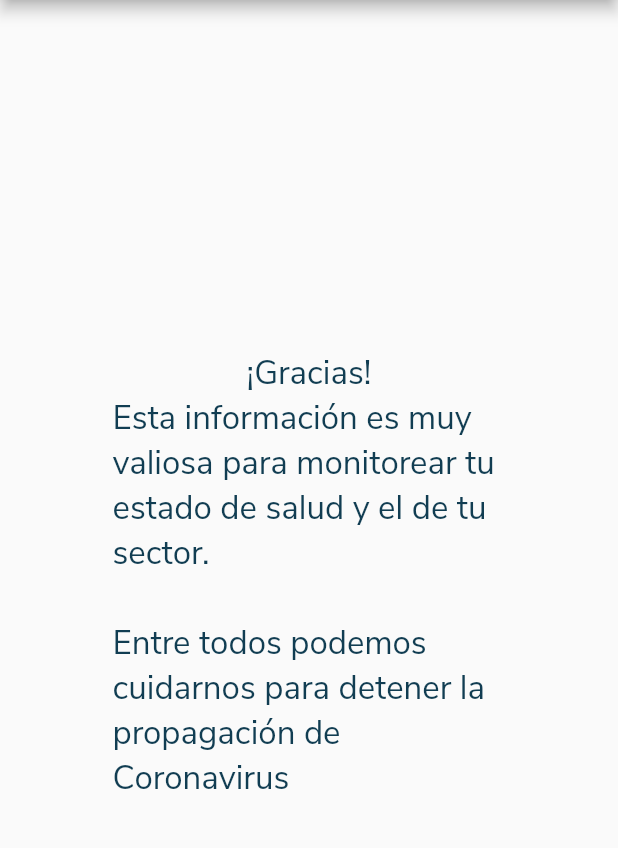
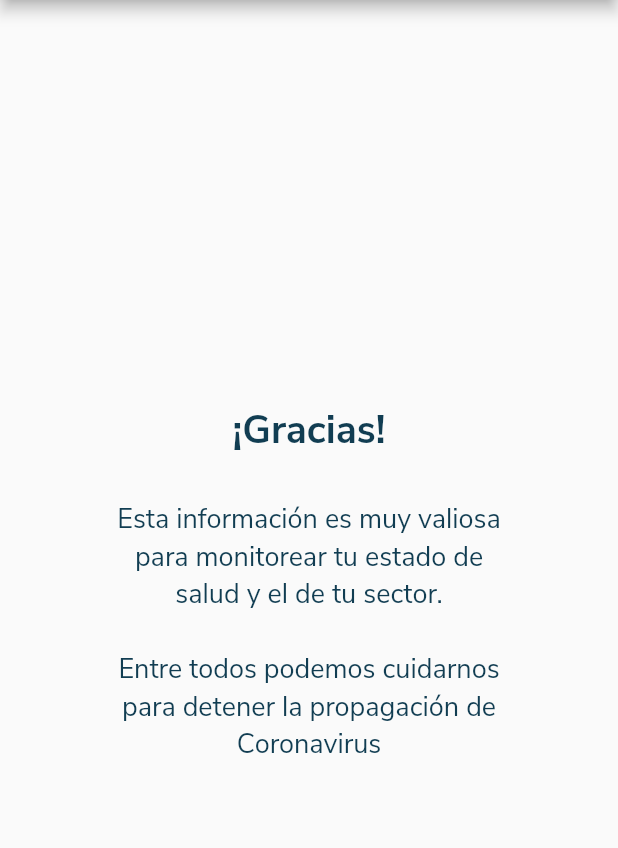
Before and after one commit to jhonatan247/unal-hospital-mobile, a Flutter app: the TriageFinished screen opened by its route, on a phone screen of 412 x 824 dp, the part 84-932 px from its top. Run offline on Flutter 3.47's test engine with Material 2 defaults, Android fonts, the phone set to English and light mode, and no system bars; our stand-ins replace flutter_svg, flutter_swiper; network calls fail; project files that could hold a hidden picture were left out.

```diff
--- a/lib/Assets/images.dart
+++ b/lib/Assets/images.dart
@@ -10,4 +10,5 @@ class Images {
   static const APP_LOGO = _FOLDER_PATH + "app_logo" + _SVG_EXT;
   static const UNAL_LOGO = _FOLDER_PATH + "unal_logo" + _PNG_EXT;
   static const HUN_LOGO = _FOLDER_PATH + "hun_logo" + _PNG_EXT;
+  static const TOP_DECORATOR_A = _FOLDER_PATH + "top_decorator_a" + _PNG_EXT;
 }
--- a/lib/Screens/triage_finished.dart
+++ b/lib/Screens/triage_finished.dart
@@ -1,9 +1,12 @@
 import 'package:flutter/material.dart';
 import 'package:flutter_svg/flutter_svg.dart';
 import 'package:me_cuido/Assets/images.dart';
+import 'package:me_cuido/Widgets/normal_text.dart';
+import 'package:me_cuido/Widgets/title_text.dart';
 
 class TriageFinished extends StatefulWidget {
   static String routeName = "triage_finished";
+
   @override
   _TriageFinishedState createState() => _TriageFinishedState();
 }
@@ -43,13 +46,13 @@ class _TriageFinishedState extends State<TriageFinished> {
             mainAxisAlignment: MainAxisAlignment.center,
             crossAxisAlignment: CrossAxisAlignment.center,
             children: <Widget>[
-              Text(
+              TitleText(
                 '¡Gracias!',
-                style: Theme.of(context).textTheme.display1,
+                align: TextAlign.center,
               ),
-              Text(
+              NormalText(
                 'Esta información es muy valiosa para monitorear tu estado de salud y el de tu sector.\n\nEntre todos podemos cuidarnos para detener la propagación de Coronavirus',
-                style: Theme.of(context).textTheme.display1,
+                align: TextAlign.center,
               )
             ],
           ),
--- a/lib/Theme/Theme.dart
+++ b/lib/Theme/Theme.dart
@@ -4,7 +4,19 @@ import './color/colorScheme.dart';
 class JhontanMariaTheme {
   const JhontanMariaTheme();
   static ThemeData jhontanMariaTheme = ThemeData(
+    // Text themes
     fontFamily: 'NunitoSans',
+    textTheme: TextTheme(
+      title: TextStyle(
+        color: DeepBlueColorScheme.secondary,
+        fontSize: 26,
+        fontWeight: FontWeight.bold,
+      ),
+      display1: TextStyle(
+        color: DeepBlueColorScheme.secondary,
+        fontSize: 18,
+      ),
+    ),
     primarySwatch: DeepBlueColorScheme.primarySwatch,
     backgroundColor: DeepBlueColorScheme.white,
     primaryColor: DeepBlueColorScheme.primary,
@@ -12,13 +24,6 @@ class JhontanMariaTheme {
     primaryColorDark: DeepBlueColorScheme.secondary,
     primaryColorLight: DeepBlueColorScheme.secondary,
     cardTheme: CardTheme(color: DeepBlueColorScheme.secondary),
-    textTheme: TextTheme(
-
-      display1: TextStyle(
-        color: DeepBlueColorScheme.secondary,
-        fontSize: 22,
-      ),
-    ),
     iconTheme: IconThemeData(color: DeepBlueColorScheme.secondary),
     bottomAppBarColor: DeepBlueColorScheme.white,
     dividerColor: DeepBlueColorScheme.secondary,
@@ -27,7 +32,7 @@ class JhontanMariaTheme {
         primaryVariant: DeepBlueColorScheme.primaryLight,
         secondary: DeepBlueColorScheme.secondary,
         secondaryVariant: DeepBlueColorScheme.secondary,
-        surface: DeepBlueColorScheme.white,
+        surface: DeepBlueColorScheme.primary2,
         background: DeepBlueColorScheme.white,
         error: Colors.red,
         onPrimary: DeepBlueColorScheme.primary,
--- a/lib/Theme/color/colorScheme.dart
+++ b/lib/Theme/color/colorScheme.dart
@@ -5,6 +5,7 @@ class DeepBlueColorScheme {
   static const Color secondary = Color(0XFF113D52);
   static const Color primary = Color(0XFF199AE3);
   static const Color primaryLight = Color(0XFFC1D5DF);
+  static const Color primary2 = Color(0XFFABE0FF);
 
   static const MaterialColor primarySwatch = const MaterialColor(
     0XFF39AFD1,
--- /dev/null
+++ b/lib/Widgets/normal_text.dart
@@ -0,0 +1,23 @@
+import 'package:flutter/material.dart';
+
+class NormalText extends StatelessWidget {
+  final String content;
+  final TextAlign align;
+
+  NormalText(
+    this.content, {
+    this.align = TextAlign.left,
+  });
+
+  @override
+  Widget build(BuildContext context) {
+    return Container(
+      margin: EdgeInsets.fromLTRB(0, 10, 0, 10),
+      child: Text(
+        content,
+        textAlign: align,
+        style: Theme.of(context).textTheme.display1,
+      ),
+    );
+  }
+}
--- a/lib/Widgets/playground.dart
+++ b/lib/Widgets/playground.dart
@@ -97,7 +97,6 @@ class PlayGround extends StatelessWidget {
       ),
     ];
 
-    return Triage(
-        () => print("returning home"), () => print("finished"));
+    return Triage();
   }
 }
--- /dev/null
+++ b/lib/Widgets/title_text.dart
@@ -0,0 +1,23 @@
+import 'package:flutter/material.dart';
+
+class TitleText extends StatelessWidget {
+  final String content;
+  final TextAlign align;
+
+  TitleText(
+    this.content, {
+    this.align = TextAlign.left,
+  });
+
+  @override
+  Widget build(BuildContext context) {
+    return Container(
+      margin: EdgeInsets.fromLTRB(0, 20, 0, 20),
+      child: Text(
+        content,
+        textAlign: align,
+        style: Theme.of(context).textTheme.title,
+      ),
+    );
+  }
+}
--- a/lib/main.dart
+++ b/lib/main.dart
@@ -1,6 +1,7 @@
 import 'package:flutter/material.dart';
 import 'package:me_cuido/Screens/home.dart';
 import 'package:me_cuido/Screens/splash.dart';
+import 'package:me_cuido/Screens/triage.dart';
 import 'package:me_cuido/Screens/triage_finished.dart';
 import 'package:me_cuido/Screens/welcome.dart';
 import './Theme/Theme.dart';
@@ -11,6 +12,7 @@ class MyApp extends StatelessWidget {
   final routes = <String, WidgetBuilder>{
     HomeScreen.routeName: (context) => HomeScreen(),
     WelcomeScreen.routeName: (context) => WelcomeScreen(),
+    Triage.routeName: (context) => Triage(),
     TriageFinished.routeName: (context) => TriageFinished(),
   };
 
```
Also changed, not shown: lib/Screens/home.dart (+31 -1 lines), lib/Widgets/top_decorator.dart (added, +51 -0 lines), lib/screens/Triage.dart (+1 -7 lines), assets/images/top_decorator_a.png (added).
